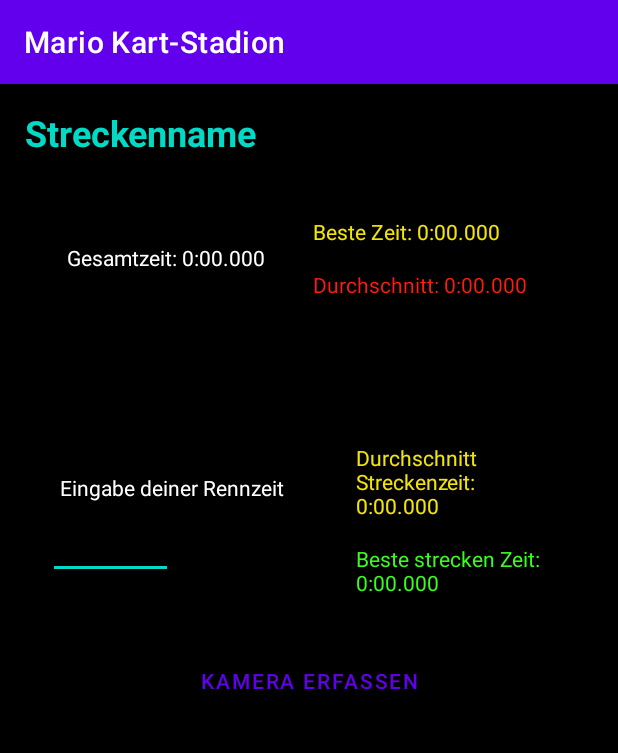
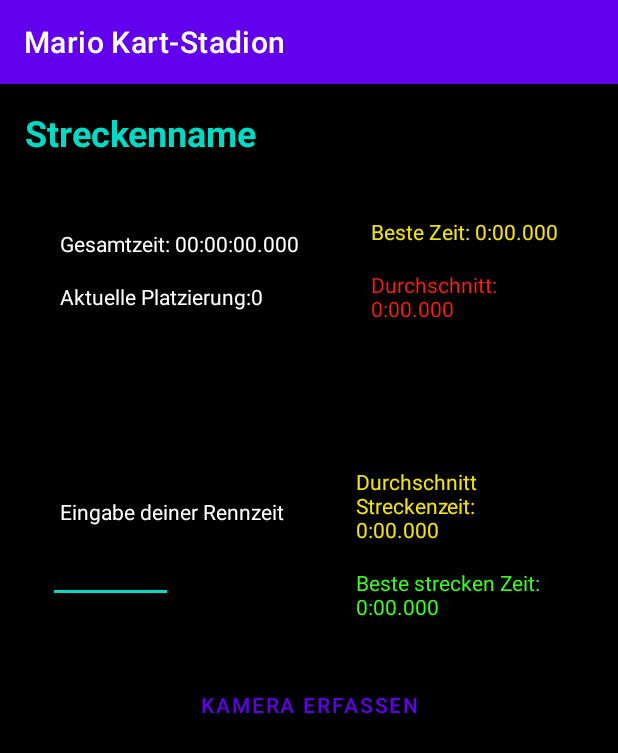
Before and after one commit to bastianthimary/MarioKartTimeTracker2, an Android app: the screen it shows after launch (RaceActivity), after a tap on "RENNEN STARTEN", on a phone screen of 412 x 824 dp. Shown: the top 753 px of the screen. Run offline under Robolectric (Android 15) with nearby library versions, the phone set to English and light mode, and no system bars; our stand-ins replace data binding; libraries missing offline, so code that uses them is left out: androidx.camera.camera2, androidx.camera.core, androidx.camera.lifecycle, io.objectbox, io.objectbox.kotlin; plain views replace PreviewView; 10 statements that could not run were skipped.

Commit message:
StatiticManager Eingebaut und einige kleine Bugfixes

```diff
--- a/app/src/main/java/com/buffe/mariokarttimetracker/data/manager/StatisticManager.kt
+++ b/app/src/main/java/com/buffe/mariokarttimetracker/data/manager/StatisticManager.kt
@@ -1,42 +1,71 @@
 package com.buffe.mariokarttimetracker.data.manager
 
+import com.buffe.mariokarttimetracker.data.model.RaceTime
 import com.buffe.mariokarttimetracker.data.model.Run
+import com.buffe.mariokarttimetracker.data.model.Track
 import com.buffe.mariokarttimetracker.data.repository.RaceRepository
 import com.buffe.mariokarttimetracker.data.repository.RunRepository
 import com.buffe.mariokarttimetracker.util.TimeFormatUtils
-import io.objectbox.annotation.Id
 
 class StatisticManager {
     private val runRepository = RunRepository()
     private val raceRepository = RaceRepository()
-    private val FORMATED_TIME_ZERO="0:00.000"
+    private val FORMATED_TIME_ZERO = "0:00.000"
+    var currentTotalTime = RaceTime(FORMATED_TIME_ZERO)
+    var bestTotalTime = RaceTime(FORMATED_TIME_ZERO)
+    var averageTotalTime = RaceTime(FORMATED_TIME_ZERO)
+
+
     fun getCurrentRunTotalTimeFormatted(currentRun: Run): String {
-        return TimeFormatUtils.calcRunsTotalTime(currentRun)
+        currentTotalTime = RaceTime(TimeFormatUtils.calcRunsTotalTime(currentRun))
+        return TimeFormatUtils.hourFormatTime(currentTotalTime.timeMillis)
     }
 
 
-    fun getCurrentBestTotalTimeFormatted(trackId: Int): String {
-        if(trackId==1){
+    fun determineCurrentBestTotalTimeFormatted(trackId: Int): String {
+        if (trackId == 1) {
             return FORMATED_TIME_ZERO
         }
-        return TimeFormatUtils.formatTime(runRepository.getBestRunTimeTillTrack(trackId-1))
+        bestTotalTime =
+            RaceTime(TimeFormatUtils.formatTime(runRepository.getBestRunTimeTillTrack(trackId - 1)))
+        return TimeFormatUtils.hourFormatTime(bestTotalTime.timeMillis)
     }
 
-    fun getAverageTotalTimeFormattedBeforeCurrent(trackId: Int): String {
-        if(trackId==1){
+    fun determineAverageTotalTimeFormattedBeforeCurrent(trackId: Int): String {
+        if (trackId == 1) {
             return FORMATED_TIME_ZERO
         }
-        return TimeFormatUtils.formatTime(runRepository.getAverageRunTimeTillTrack(trackId-1))
+        averageTotalTime =
+            RaceTime(TimeFormatUtils.formatTime(runRepository.getAverageRunTimeTillTrack(trackId - 1)))
+        return averageTotalTime.toString()
     }
-    fun getCurrentBestTrackTimeFormatted(trackId: Int): String {
+
+    fun determineCurrentBestTrackTimeFormatted(trackId: Int): String {
         return TimeFormatUtils.formatTime(raceRepository.getBestRaceTimeOfTrack(trackId))
     }
 
-    fun getCurrentAverageTrackTimeFormatted(trackId: Int): String {
+    fun determineCurrentAverageTrackTimeFormatted(trackId: Int): String {
         return TimeFormatUtils.formatTime(raceRepository.getAverageRaceTimeOfTrack(trackId))
     }
 
-    fun determineRank(list: List<Long>, target: Long): Int {
+    fun determineRankOfCurrentRun(currentRun: Run, currentTrack: Track): Int {
+        if (currentTrack.id == 1) {
+            return 0
+        }
+        val allRunTimesTillTrack = runRepository.getAllRuns()
+            .map {
+                runRepository.sumOfRaceTimes(
+                    raceRepository.getAllRacesTillTrack(
+                        currentRun.id!!,
+                        currentTrack.id
+                    )
+                )
+            }
+        val currentRunTime = currentRun.races.sumOf { it.raceTime.timeMillis }
+        return determineRank(allRunTimesTillTrack, currentRunTime)
+    }
+
+    private fun determineRank(list: List<Long>, target: Long): Int {
         val sortedList = list.sorted()
         val index = sortedList.binarySearch(target)
         return if (index >= 0) {
--- a/app/src/main/java/com/buffe/mariokarttimetracker/data/model/Run.kt
+++ b/app/src/main/java/com/buffe/mariokarttimetracker/data/model/Run.kt
@@ -4,7 +4,7 @@
 
 // Ein kompletter Durchlauf aller 96 Strecken
 data class Run(
-    val id: Long?,
+    var id: Long?,
     val startTime: Long = System.currentTimeMillis(),
     val races: MutableList<Race> = mutableListOf<Race>(),
     var currentRaceIndex: Int = 1
--- a/app/src/main/java/com/buffe/mariokarttimetracker/data/model/Track.kt
+++ b/app/src/main/java/com/buffe/mariokarttimetracker/data/model/Track.kt
@@ -31,47 +31,48 @@
     BOWSERS_FESTUNG(15, "Bowsers Festung"),
     REGENBOGEN_BOULEVARD(16, "Regenbogen-Boulevard"),
 
+    // Ei-Cup (DLC 1)
+    YOSHIS_PISTE_GCN(17, "Yoshis Piste (GCN)"),
+    EXCITEBIKE_STADION(18, "Excitebike-Stadion"),
+    GROSSE_DRACHENMAUER(19, "Große Drachenmauer"),
+    MUTE_CITY(20, "Mute City"),
+
+    // Crossing-Cup (DLC 2)
+    BABY_PARK_GCN(21, "Baby-Park (GCN)"),
+    KASELAND_GBA(22, "Käseland (GBA)"),
+    WILDER_WIPFELWEG(23, "Wilder Wipfelweg"),
+    ANIMAL_CROSSING_DORF(24, "Animal Crossing Dorf"),
     // Panzer-Cup
-    KUHMUH_WEIDE_WII(17, "Kuhmuh-Weide (Wii)"),
-    MARIOS_PISTE_GBA(18, "Marios Piste (GBA)"),
-    CHEEP_CHEEP_STRAND_DS(19, "Cheep-Cheep-Strand (DS)"),
-    TOADS_AUTOBAHN_N64(20, "Toads Autobahn (N64)"),
+    KUHMUH_WEIDE_WII(25, "Kuhmuh-Weide (Wii)"),
+    MARIOS_PISTE_GBA(26, "Marios Piste (GBA)"),
+    CHEEP_CHEEP_STRAND_DS(27, "Cheep-Cheep-Strand (DS)"),
+    TOADS_AUTOBAHN_N64(28, "Toads Autobahn (N64)"),
 
     // Bananen-Cup
-    STAUBTROCKENE_WUSTE_GCN(21, "Staubtrockene Wüste (GCN)"),
-    DONUT_EBENE_3_SNES(22, "Donut-Ebene 3 (SNES)"),
-    KONIGLICHE_RENNPISTE_N64(23, "Königliche Rennpiste (N64)"),
-    DK_DSCHUNGEL_3DS(24, "DK Dschungel (3DS)"),
+    STAUBTROCKENE_WUSTE_GCN(29, "Staubtrockene Wüste (GCN)"),
+    DONUT_EBENE_3_SNES(30, "Donut-Ebene 3 (SNES)"),
+    KONIGLICHE_RENNPISTE_N64(31, "Königliche Rennpiste (N64)"),
+    DK_DSCHUNGEL_3DS(32, "DK Dschungel (3DS)"),
 
     // Blatt-Cup
-    WARIO_ARENA_DS(25, "Wario-Arena (DS)"),
-    SORBET_LAND_GCN(26, "Sorbet-Land (GCN)"),
-    INSTRUMENTALPISTE_3DS(27, "Instrumentalpiste (3DS)"),
-    YOSHI_TAL_N64(28, "Yoshi-Tal (N64)"),
+    WARIO_ARENA_DS(33, "Wario-Arena (DS)"),
+    SORBET_LAND_GCN(34, "Sorbet-Land (GCN)"),
+    INSTRUMENTALPISTE_3DS(35, "Instrumentalpiste (3DS)"),
+    YOSHI_TAL_N64(36, "Yoshi-Tal (N64)"),
 
     // Blitz-Cup
-    TICK_TACK_TRAUMA_DS(29, "Tick-Tack-Trauma (DS)"),
-    ROHRENRASEREI_3DS(30, "Röhrenraserei (3DS)"),
-    VULKANGROLLEN_WII(31, "Vulkangrollen (Wii)"),
-    REGENBOGEN_BOULEVARD_N64(32, "Regenbogen-Boulevard (N64)"),
-
-    // Ei-Cup (DLC 1)
-    YOSHIS_PISTE_GCN(33, "Yoshis Piste (GCN)"),
-    EXCITEBIKE_STADION(34, "Excitebike-Stadion"),
-    GROSSE_DRACHENMAUER(35, "Große Drachenmauer"),
-    MUTE_CITY(36, "Mute City"),
+    TICK_TACK_TRAUMA_DS(37, "Tick-Tack-Trauma (DS)"),
+    ROHRENRASEREI_3DS(38, "Röhrenraserei (3DS)"),
+    VULKANGROLLEN_WII(39, "Vulkangrollen (Wii)"),
+    REGENBOGEN_BOULEVARD_N64(40, "Regenbogen-Boulevard (N64)"),
 
     // Triforce-Cup (DLC 1)
-    WARIOS_GOLDMINE_WII(37, "Warios Goldmine (Wii)"),
-    REGENBOGEN_BOULEVARD_SNES(38, "Regenbogen-Boulevard (SNES)"),
-    POLARKREIS_PARCOURS(39, "Polarkreis-Parcours"),
-    HYRULE_PISTE(40, "Hyrule-Piste"),
+    WARIOS_GOLDMINE_WII(41, "Warios Goldmine (Wii)"),
+    REGENBOGEN_BOULEVARD_SNES(42, "Regenbogen-Boulevard (SNES)"),
+    POLARKREIS_PARCOURS(43, "Polarkreis-Parcours"),
+    HYRULE_PISTE(44, "Hyrule-Piste"),
 
-    // Crossing-Cup (DLC 2)
-    BABY_PARK_GCN(41, "Baby-Park (GCN)"),
-    KASELAND_GBA(42, "Käseland (GBA)"),
-    WILDER_WIPFELWEG(43, "Wilder Wipfelweg"),
-    ANIMAL_CROSSING_DORF(44, "Animal Crossing Dorf"),
+
 
     // Glocken-Cup (DLC 2)
     KOOPA_GROSSSTADTFIEBER_3DS(45, "Koopa-Großstadtfieber (3DS)"),
@@ -145,7 +146,7 @@
     DAISYS_PISTE_WII(91, "Daisys Piste (Wii)"),
     PIRANHA_PFLANZEN_BUCHT_TOUR(92, "Piranha-Pflanzen-Bucht (Tour)"),
 
-    // Eichel-Cup
+    // Stachi-Cup
     STADTRUNDFAHRT_MADRID_TOUR(93, "Stadtrundfahrt Madrid (Tour)"),
     ROSALINAS_EISPLANET_3DS(94, "Rosalinas Eisplanet (3DS)"),
     BOWSERS_FESTUNG_3_SNES(95, "Bowsers Festung 3 (SNES)"),
--- a/app/src/main/java/com/buffe/mariokarttimetracker/data/repository/RunRepository.kt
+++ b/app/src/main/java/com/buffe/mariokarttimetracker/data/repository/RunRepository.kt
@@ -25,7 +25,7 @@
 
     fun updateRun(run: Run) {
         if(isNewRun(run)){
-            runBox.put(RunMapper.toEntity(run))
+            run.id=runBox.put(RunMapper.toEntity(run))
             return
         }
         val existingEntity = runBox.get(run.id!!)
--- a/app/src/main/java/com/buffe/mariokarttimetracker/ui/main/RaceActivity.kt
+++ b/app/src/main/java/com/buffe/mariokarttimetracker/ui/main/RaceActivity.kt
@@ -30,9 +30,11 @@
 import android.hardware.camera2.CameraCharacteristics
 import android.os.Build
 import android.widget.SeekBar
+import android.widget.TextView
 import androidx.annotation.OptIn
 import androidx.annotation.RequiresApi
 import androidx.camera.camera2.interop.ExperimentalCamera2Interop
+import com.buffe.mariokarttimetracker.R
 import com.buffe.mariokarttimetracker.data.manager.RunManager
 import com.buffe.mariokarttimetracker.data.manager.StatisticManager
 import com.buffe.mariokarttimetracker.data.model.RaceTime
@@ -127,6 +129,7 @@
         return TimeFormatUtils.formatTime(yourTimeNowInMs)
     }
 
+    @SuppressLint("SetTextI18n")
     private fun updateUI() {
         if(runManager.isFinished()){
             val intent = Intent(this, SummaryActivity::class.java).apply {
@@ -140,21 +143,38 @@
         supportActionBar?.title = currentTrack.displayName
         // Aktualisiere aggregierte Zeiten (Gesamtzeit bis zur aktuellen Strecke, beste und durchschnittliche Zeit)
         binding.tvRunTotalTime.text = "Gesamtzeit: ${statisticManager.getCurrentRunTotalTimeFormatted(runManager.getCurrentRun())}"
-        binding.tvBestTime.text = "Beste Zeit: ${statisticManager.getCurrentBestTotalTimeFormatted(runManager.getCurrentTrack().id)}"
-        binding.tvAverageTime.text = "Durchschnitt: ${statisticManager.getAverageTotalTimeFormattedBeforeCurrent(runManager.getCurrentTrack().id)}"
+        binding.tvCurrenRank.text= "Aktuelle Platzierung:${statisticManager.determineRankOfCurrentRun(runManager.getCurrentRun(),runManager.getCurrentTrack())}"
+        binding.tvBestRunTime.text = "Beste Zeit: ${statisticManager.determineCurrentBestTotalTimeFormatted(runManager.getCurrentTrack().id)}"
+        binding.tvAverageTime.text = "Durchschnitt: ${statisticManager.determineAverageTotalTimeFormattedBeforeCurrent(runManager.getCurrentTrack().id)}"
 
+        determineAndSetRecordTextColor(binding.tvBestRaceTime,statisticManager.currentTotalTime,statisticManager.bestTotalTime)
+        determineAndSetTextColor(binding.tvAverageRaceTime,statisticManager.currentTotalTime,statisticManager.bestTotalTime)
         // Leere das Eingabefeld, falls vorhanden
         binding.etRaceTime.text?.clear()
         //Aktualisiere Historische Strecken Zeiten Durchschnitt und Bestzeiten
-        binding.tvAverageRaceTime.text="Beste strecken Zeit: ${statisticManager.getCurrentBestTrackTimeFormatted(runManager.getCurrentTrack().id)}"
-        binding.tvBestRaceTime.text="Durchschnitt Streckenzeit: ${statisticManager.getCurrentAverageTrackTimeFormatted(runManager.getCurrentTrack().id)}"
+        binding.tvAverageRaceTime.text="Beste strecken Zeit: ${statisticManager.determineCurrentBestTrackTimeFormatted(runManager.getCurrentTrack().id)}"
+        binding.tvBestRaceTime.text="Durchschnitt Streckenzeit: ${statisticManager.determineCurrentAverageTrackTimeFormatted(runManager.getCurrentTrack().id)}"
+        //Aktualisiere die Farben
 
         // Aktivieren/Deaktivieren des "Nächstes Rennen"-Buttons
         binding.btnNextRace.isEnabled =
             false // Beispielweise erst aktivieren, wenn eine gültige Eingabe vorliegt.
     }
-
-
+    private fun determineAndSetTextColor(text:TextView,baseTime:RaceTime,compareTime:RaceTime){
+        if(isCurrentFasterThen(baseTime.timeMillis,compareTime.timeMillis)){
+            text.setTextColor(ContextCompat.getColor(this, R.color.raceTimeBack))
+        }
+        text.setTextColor(ContextCompat.getColor(this, R.color.raceTimeLead))
+    }
+    private fun determineAndSetRecordTextColor(text:TextView,baseTime:RaceTime,compareTime:RaceTime){
+        if(isCurrentFasterThen(baseTime.timeMillis,compareTime.timeMillis)){
+            text.setTextColor(ContextCompat.getColor(this, R.color.raceTimeBack))
+        }
+        text.setTextColor(ContextCompat.getColor(this, R.color.raceTimeRecord))
+    }
+    fun isCurrentFasterThen(currentTime: Long, otherTime: Long): Boolean {
+        return currentTime < otherTime;
+    }
     @RequiresApi(Build.VERSION_CODES.R)
     private fun startCamera() {
         binding.previewView.visibility = View.VISIBLE
@@ -245,13 +265,10 @@
             }
         }
     }
-
     // Berechtigungsprüfung
     private fun allPermissionsGranted() = REQUIRED_PERMISSIONS.all {
         ContextCompat.checkSelfPermission(baseContext, it) == PackageManager.PERMISSION_GRANTED
     }
-
-
 
     companion object {
         private const val REQUEST_CODE_PERMISSIONS = 10
--- a/app/src/main/res/layout/activity_race.xml
+++ b/app/src/main/res/layout/activity_race.xml
@@ -42,7 +42,12 @@
             android:layout_marginTop="16dp"
             android:gravity="center"
             android:orientation="horizontal">
-
+            <LinearLayout
+                android:layout_width="wrap_content"
+                android:layout_height="wrap_content"
+                android:background="@color/black"
+                android:orientation="vertical"
+                android:padding="16dp">
             <TextView
                 android:id="@+id/tvRunTotalTime"
                 android:layout_width="wrap_content"
@@ -50,7 +55,15 @@
                 android:padding="8dp"
                 android:text="Aktuelle Gesamtzeit: 0:00.000"
                 android:textColor="@color/white" />
+                <TextView
+                android:id="@+id/tvCurrenRank"
+                android:layout_width="wrap_content"
+                android:layout_height="wrap_content"
+                android:padding="8dp"
+                android:text="Aktuelle Platzierung:"
+                android:textColor="@color/white" />
 
+            </LinearLayout>
             <LinearLayout
                 android:layout_width="wrap_content"
                 android:layout_height="wrap_content"
@@ -59,7 +72,7 @@
                 android:padding="16dp">
 
                 <TextView
-                    android:id="@+id/tvBestTime"
+                    android:id="@+id/tv_best_run_time"
                     android:layout_width="wrap_content"
                     android:layout_height="wrap_content"
                     android:padding="8dp"
```
